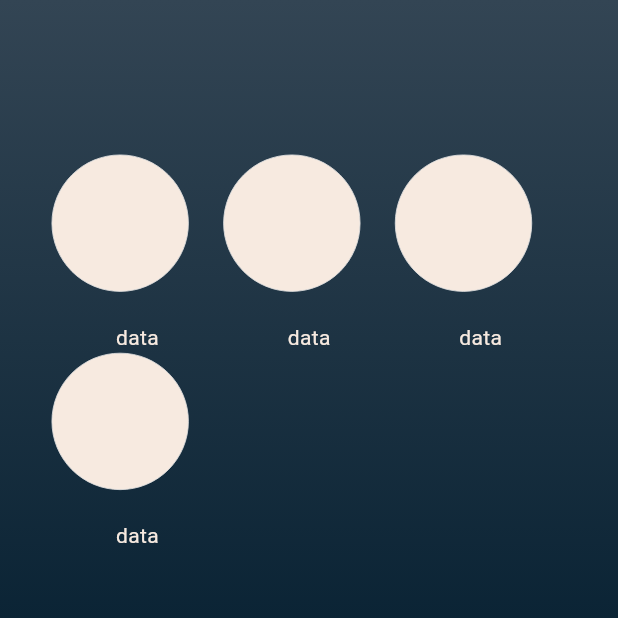
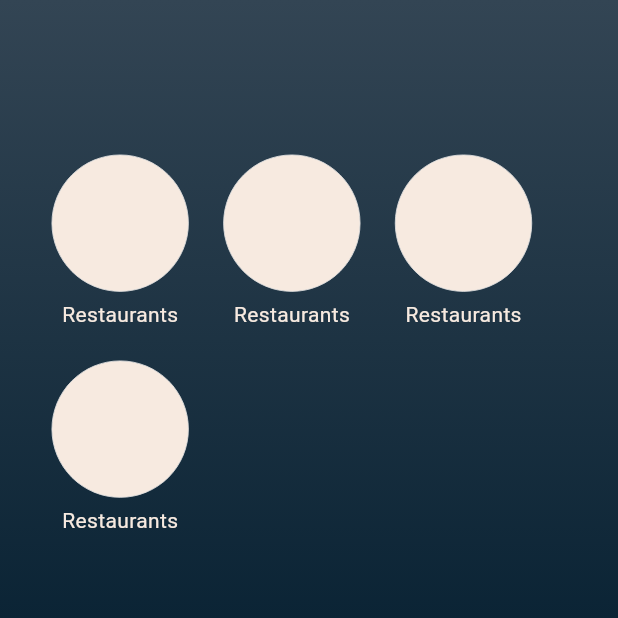
Before and after one commit to TheAbror/rating_app, a Flutter app: the screen it shows after launch, on a phone screen of 412 x 824 dp, the top half of it. Run offline on Flutter 3.47's test engine with Material 3 defaults, Android fonts, the phone set to English and light mode, and no system bars; our stand-ins replace bot_toast, chopper, equatable, flutter_bloc, flutter_screenutil, flutter_svg and 1 more; missing offline and left inert: flutter_dialogs.

Commit message:
ca appColors

```diff
--- a/lib/core/colors/app_colors.dart
+++ b/lib/core/colors/app_colors.dart
@@ -39,4 +39,9 @@ class AppColors {
   static const Color emirald = Color(0XFF5DD39E);
   static const Color bittersweet = Color(0XFFFF715B);
   static const Color crayola = Color(0XFFFB6376);
+  //
+  static const Color homeIcons = Color(0xfff7eae0);
+  static const Color bg1 = Color(0xff334554);
+  static const Color bg2 = Color(0xff0b2435);
+  static const Color bg3 = Color(0xff091f2c);
 }
--- a/lib/ui/home_page.dart
+++ b/lib/ui/home_page.dart
@@ -41,23 +41,34 @@ class HomePageBodyItem extends StatelessWidget {
 
   @override
   Widget build(BuildContext context) {
-    return Column(
+    return Container(
+      margin: EdgeInsets.only(right: 20.w, bottom: 20.h),
+      child: Column(
         children: [
           Container(
             height: 80.w,
             width: 80.w,
-          margin: EdgeInsets.only(right: 20.w, bottom: 20.h),
             decoration: BoxDecoration(
-            color: const Color(0xfff7eae0),
+              color: AppColors.homeIcons,
               borderRadius: BorderRadius.circular(50.r),
               border: Border.all(color: AppColors.outline, width: 0.5.w),
             ),
+            child: Icon(
+              Icons.school,
+              size: 30.sp,
+              color: AppColors.homeIcons,
             ),
+          ),
+          SizedBox(height: 5.h),
           Text(
-          'data',
-          style: TextStyle(color: const Color(0xfff7eae0)),
+            'Restaurants',
+            style: TextStyle(
+              fontWeight: FontWeight.w400,
+              color: AppColors.homeIcons,
+            ),
           ),
         ],
+      ),
     );
   }
 }
--- a/lib/ui/widgets/home_page_background.dart
+++ b/lib/ui/widgets/home_page_background.dart
@@ -1,4 +1,5 @@
 import 'package:flutter/material.dart';
+import 'package:rating_app/core/colors/app_colors.dart';
 
 // ignore: non_constant_identifier_names
 BoxDecoration HomePageBackgroundColor() {
@@ -7,9 +8,9 @@ BoxDecoration HomePageBackgroundColor() {
       begin: Alignment.topCenter,
       end: Alignment.bottomCenter,
       colors: [
-        Color(0xff334554),
-        Color(0xff0b2435),
-        Color(0xff091f2c),
+        AppColors.bg1,
+        AppColors.bg2,
+        AppColors.bg3,
       ],
     ),
   );
```
Lines whose indentation alone changed are shown as unchanged.
